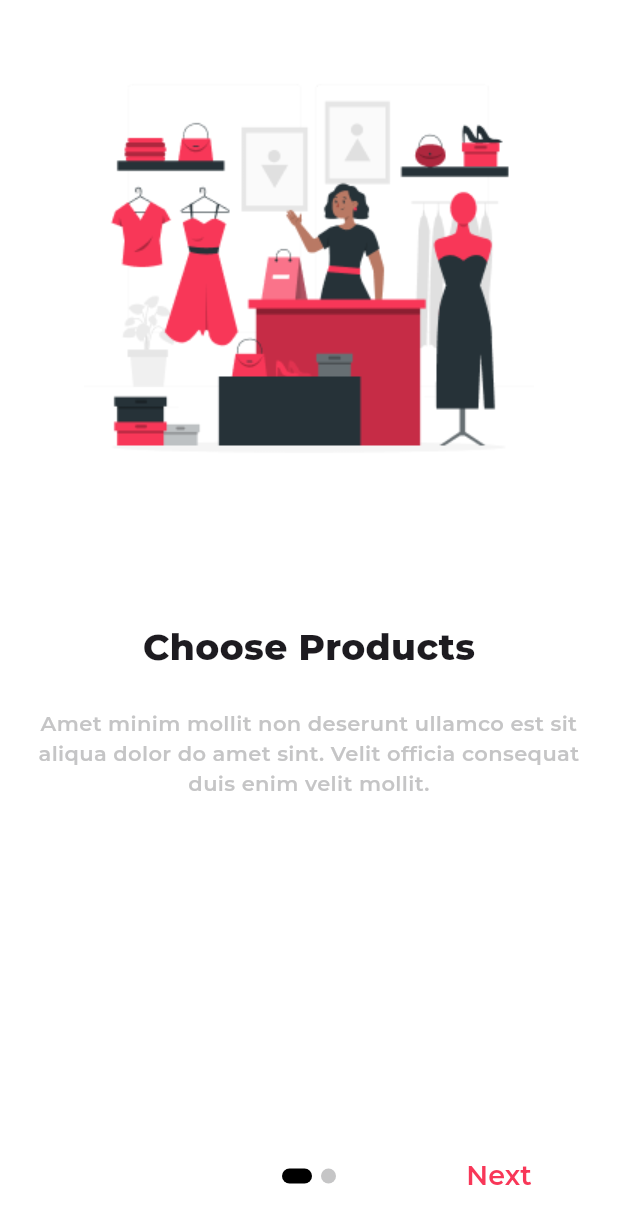
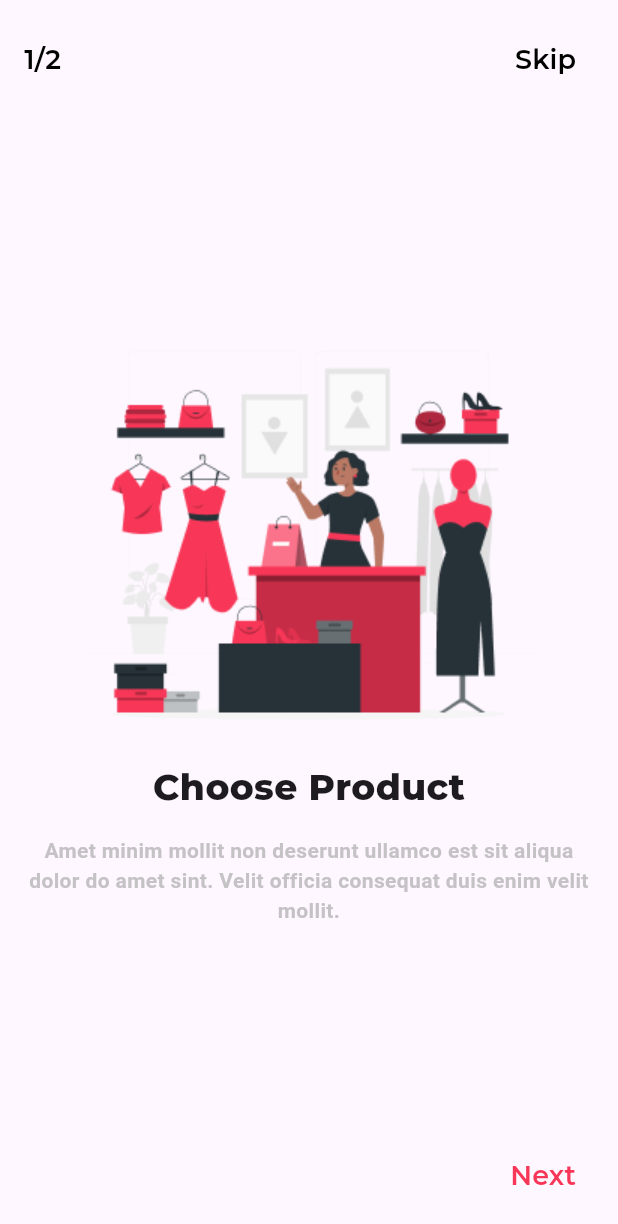
Before and after one commit to obasanmichael/Ecommerce-App, a Flutter app: the screen it shows after launch, after a tap on "Next", after a tap on "Prev", on a phone screen of 412 x 824 dp. Shown: the top 1224 px of the screen. Run offline on Flutter 3.47's test engine with Material 3 defaults, Android fonts, the phone set to English and light mode, and no system bars; drawn by our look-alikes of introduction_screen; our stand-ins replace google_fonts.

Commit message:
Adjusted the onboarding screen

```diff
--- a/lib/screens/home/views/on_boarding_page.dart
+++ b/lib/screens/home/views/on_boarding_page.dart
@@ -1,108 +1,297 @@
 import 'package:expense_tracker2/screens/auth/blocs/sign_in.dart';
 import 'package:flutter/material.dart';
 import 'package:google_fonts/google_fonts.dart';
-import 'package:introduction_screen/introduction_screen.dart';
 
-class OnBoardingPage extends StatelessWidget {
+class OnBoardingPage extends StatefulWidget {
   const OnBoardingPage({super.key});
+
+  @override
+  State<OnBoardingPage> createState() => _OnBoardingPageState();
+}
+
+class _OnBoardingPageState extends State<OnBoardingPage> {
+  late PageController _pageController;
+  int selectedPage = 0;
+
+  @override
+  void initState() {
+    _pageController = PageController(initialPage: 0);
+    super.initState();
+  }
+
+  @override
+  void dispose() {
+    _pageController.dispose();
+    super.dispose();
+  }
+
+  void nextPage() {
+    if (selectedPage < demo_data.length - 1) {
+      setState(() {
+        selectedPage++;
+      });
+      _pageController.nextPage(
+        duration: const Duration(milliseconds: 300),
+        curve: Curves.ease,
+      );
+    }
+  }
+
+  void previousPage() {
+    if (selectedPage > 0) {
+      setState(() {
+        selectedPage--;
+      });
+      _pageController.previousPage(
+        duration: const Duration(milliseconds: 300),
+        curve: Curves.ease,
+      );
+    }
+  }
+
+  void navigateToSignIn() {
+    Navigator.push(
+      context,
+      MaterialPageRoute(builder: (context) => const SignIn()),
+    );
+  }
 
   @override
   Widget build(BuildContext context) {
     return Scaffold(
-      body: IntroductionScreen(
-        globalBackgroundColor: Colors.white,
-        scrollPhysics: const BouncingScrollPhysics(),
-        pages: [
-          PageViewModel(
-              titleWidget: Text(
-                "Choose Products",
+      body: SafeArea(
+        child: Padding(
+          padding: const EdgeInsets.all(16.0),
+          child: Column(
+            children: [
+              Row(
+                mainAxisAlignment: MainAxisAlignment.spaceBetween,
+                children: [
+                  Text(
+                    '${selectedPage + 1}/${demo_data.length}',
                     style: GoogleFonts.montserrat(
-                    fontSize: 24, fontWeight: FontWeight.w800),
+                        fontSize: 18,
+                        color: Colors.black,
+                        fontWeight: FontWeight.w600),
                   ),
-              bodyWidget: Text(
-                textAlign: TextAlign.center,
-                'Amet minim mollit non deserunt ullamco est sit aliqua dolor do amet sint. Velit officia consequat duis enim velit mollit.',
+                  TextButton(
+                    onPressed: navigateToSignIn,
+                    child: Text(
+                      'Skip',
                       style: GoogleFonts.montserrat(
-                  fontSize: 14,
-                  fontWeight: FontWeight.w600,
-                  color: const Color(0xAAA8A8A9),
+                          fontSize: 18,
+                          color: Colors.black,
+                          fontWeight: FontWeight.w600),
                     ),
                   ),
-              image: Center(
-                child: Image.asset(
-                  'assets/images/fashion_shop.png',
-                  height: 400,
+                ],
               ),
-              )),
-          PageViewModel(
-              titleWidget: Text(
-                "Make Payment",
-                style: GoogleFonts.montserrat(
-                    fontSize: 24, fontWeight: FontWeight.w800),
-              ),
-              bodyWidget: Text(
-                textAlign: TextAlign.center,
-                'Amet minim mollit non deserunt ullamco est sit aliqua dolor do amet sint. Velit officia consequat duis enim velit mollit.',
-                style: GoogleFonts.montserrat(
-                  fontSize: 14,
-                  fontWeight: FontWeight.w600,
-                  color: const Color(0xAAA8A8A9),
+              Expanded(
+                child: PageView.builder(
+                  itemCount: demo_data.length,
+                  controller: _pageController,
+                  itemBuilder: (context, index) => OnBoardContent(
+                    description: demo_data[index].description,
+                    image: demo_data[index].image,
+                    title: demo_data[index].title,
                   ),
                 ),
-              image: Center(
-                child: Image.asset(
-                  'assets/images/sales_shop.png',
-                  height: 400,
               ),
-              )),
-        ],
-        onDone: () {
-          Navigator.push(
-            context,
-            MaterialPageRoute(
-              builder: (context) => const SignIn(),
-            ),
-          );
-        },
-        onSkip: () {},
-        showBackButton: true,
-        showBottomPart: true,
-        showSkipButton: false,
-        back: Text(
+              Row(
+                children: [
+                  if (selectedPage != 0)
+                    TextButton(
+                      onPressed: previousPage,
+                      child: Text(
                         'Prev',
                         style: GoogleFonts.montserrat(
+                            fontSize: 18,
                             color: const Color(0xCCC4C4C4),
-              fontSize: 18,
                             fontWeight: FontWeight.w600),
                       ),
-        skip: Text('Skip'),
-        next: Text(
-          'Next',
+                    ),
+                  const Spacer(),
+                  TextButton(
+                    onPressed: () {
+                      if (selectedPage == demo_data.length - 1) {
+                        navigateToSignIn();
+                      } else {
+                        nextPage();
+                      }
+                    },
+                    child: Text(
+                      selectedPage == demo_data.length - 1 ? 'Done' : 'Next',
                       style: GoogleFonts.montserrat(
+                          fontSize: 18,
                           color: const Color(0xFFF83758),
-              fontSize: 18,
                           fontWeight: FontWeight.w600),
                     ),
-        done: Text(
-          'Done',
-          style: GoogleFonts.montserrat(
-              color: const Color(0xFFF83758),
-              fontSize: 18,
-              fontWeight: FontWeight.w600),
                   ),
-        dotsDecorator: DotsDecorator(
-            size: const Size.square(10.0),
-            activeSize: const Size(20.0, 10.0),
-            color: const Color(0xAAA8A8A9),
-            activeColor: Colors.black,
-            spacing: const EdgeInsets.symmetric(horizontal: 3.0),
-            activeShape: RoundedRectangleBorder(
-              borderRadius: BorderRadius.circular(25.0),
-            )),
+                ],
+              )
+            ],
+          ),
+        ),
       ),
     );
   }
 }
+
+class OnBoard {
+  final String image, title, description;
+
+  OnBoard(
+      {required this.description, required this.image, required this.title});
+}
+
+final List<OnBoard> demo_data = [
+  OnBoard(
+    title: 'Choose Product',
+    description:
+        'Amet minim mollit non deserunt ullamco est sit aliqua dolor do amet sint. Velit officia consequat duis enim velit mollit.',
+    image: 'assets/images/fashion_shop.png',
+  ),
+  OnBoard(
+    title: 'Make Payment',
+    description:
+        'Amet minim mollit non deserunt ullamco est sit aliqua dolor do amet sint. Velit officia consequat duis enim velit mollit.',
+    image: 'assets/images/sales_shop.png',
+  ),
+];
+
+class OnBoardContent extends StatelessWidget {
+  const OnBoardContent(
+      {super.key,
+      required this.description,
+      required this.image,
+      required this.title});
+  final String image;
+  final String title;
+  final String description;
+
+  @override
+  Widget build(BuildContext context) {
+    return Column(
+      children: [
+        const Spacer(),
+        Image.asset(image, height: 300),
+        // const Spacer(),
+        Text(
+          title,
+          style:
+              GoogleFonts.montserrat(fontSize: 24, fontWeight: FontWeight.w800),
+        ),
+        const SizedBox(height: 16),
+        Padding(
+          padding: const EdgeInsets.symmetric(horizontal: 0),
+          child: Text(
+            description,
+            textAlign: TextAlign.center,
+            style: const TextStyle(
+              fontSize: 14,
+              fontWeight: FontWeight.w600,
+              color: Color(0xAAA8A8A9),
+            ),
+          ),
+        ),
+        const Spacer(),
+      ],
+    );
+  }
+}
+      // body: IntroductionScreen(
+      //   globalBackgroundColor: Colors.white,
+      //   scrollPhysics: const BouncingScrollPhysics(),
+      //   pages: [
+      //     PageViewModel(
+      //         titleWidget: Text(
+      //           "Choose Products",
+      //           style: GoogleFonts.montserrat(
+      //               fontSize: 24, fontWeight: FontWeight.w800),
+      //         ),
+      //         bodyWidget: Text(
+      //           textAlign: TextAlign.center,
+      //           'Amet minim mollit non deserunt ullamco est sit aliqua dolor do amet sint. Velit officia consequat duis enim velit mollit.',
+      //           style: GoogleFonts.montserrat(
+      //             fontSize: 14,
+      //             fontWeight: FontWeight.w600,
+      //             color: const Color(0xAAA8A8A9),
+      //           ),
+      //         ),
+      //         image: Center(
+      //           child: Image.asset(
+      //             'assets/images/fashion_shop.png',
+      //             height: 400,
+      //           ),
+      //         )),
+      //     PageViewModel(
+      //         titleWidget: Text(
+      //           "Make Payment",
+      //           style: GoogleFonts.montserrat(
+      //               fontSize: 24, fontWeight: FontWeight.w800),
+      //         ),
+      //         bodyWidget: Text(
+      //           textAlign: TextAlign.center,
+      //           'Amet minim mollit non deserunt ullamco est sit aliqua dolor do amet sint. Velit officia consequat duis enim velit mollit.',
+      //           style: GoogleFonts.montserrat(
+      //             fontSize: 14,
+      //             fontWeight: FontWeight.w600,
+      //             color: const Color(0xAAA8A8A9),
+      //           ),
+      //         ),
+      //         image: Center(
+      //           child: Image.asset(
+      //             'assets/images/sales_shop.png',
+      //             height: 400,
+      //           ),
+      //         )),
+      //   ],
+      //   onDone: () {
+      //     Navigator.push(
+      //       context,
+      //       MaterialPageRoute(
+      //         builder: (context) => const SignIn(),
+      //       ),
+      //     );
+      //   },
+      //   onSkip: () {},
+      //   showBackButton: true,
+      //   showBottomPart: true,
+      //   showSkipButton: false,
+      //   back: Text(
+      //     'Prev',
+      //     style: GoogleFonts.montserrat(
+      //         color: const Color(0xCCC4C4C4),
+      //         fontSize: 18,
+      //         fontWeight: FontWeight.w600),
+      //   ),
+      //   skip: Text('Skip'),
+      //   next: Text(
+      //     'Next',
+      //     style: GoogleFonts.montserrat(
+      //         color: const Color(0xFFF83758),
+      //         fontSize: 18,
+      //         fontWeight: FontWeight.w600),
+      //   ),
+      //   done: Text(
+      //     'Done',
+      //     style: GoogleFonts.montserrat(
+      //         color: const Color(0xFFF83758),
+      //         fontSize: 18,
+      //         fontWeight: FontWeight.w600),
+      //   ),
+      //   dotsDecorator: DotsDecorator(
+      //       size: const Size.square(10.0),
+      //       activeSize: const Size(20.0, 10.0),
+      //       color: const Color(0xAAA8A8A9),
+      //       activeColor: Colors.black,
+      //       spacing: const EdgeInsets.symmetric(horizontal: 3.0),
+      //       activeShape: RoundedRectangleBorder(
+      //         borderRadius: BorderRadius.circular(25.0),
+      //       )),
+      // ),
+
+
 // class IntermediateSplashScreen1 extends StatelessWidget {
 //   const IntermediateSplashScreen1({super.key});
 //   @override
```
Lines whose indentation alone changed are shown as unchanged.
